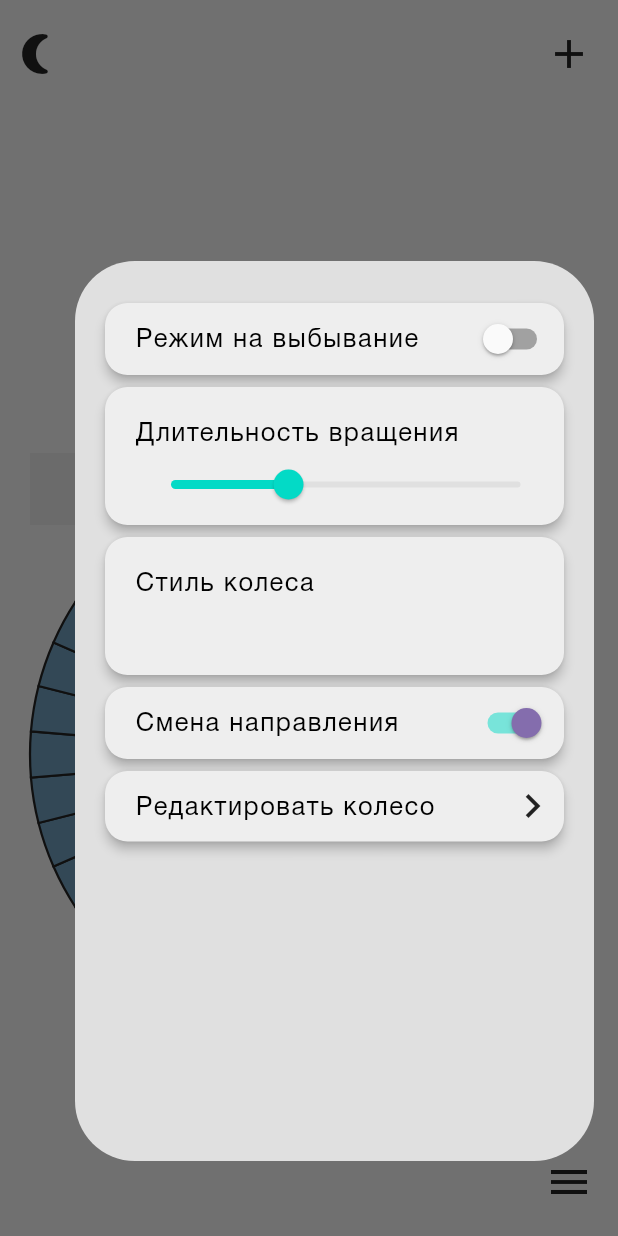
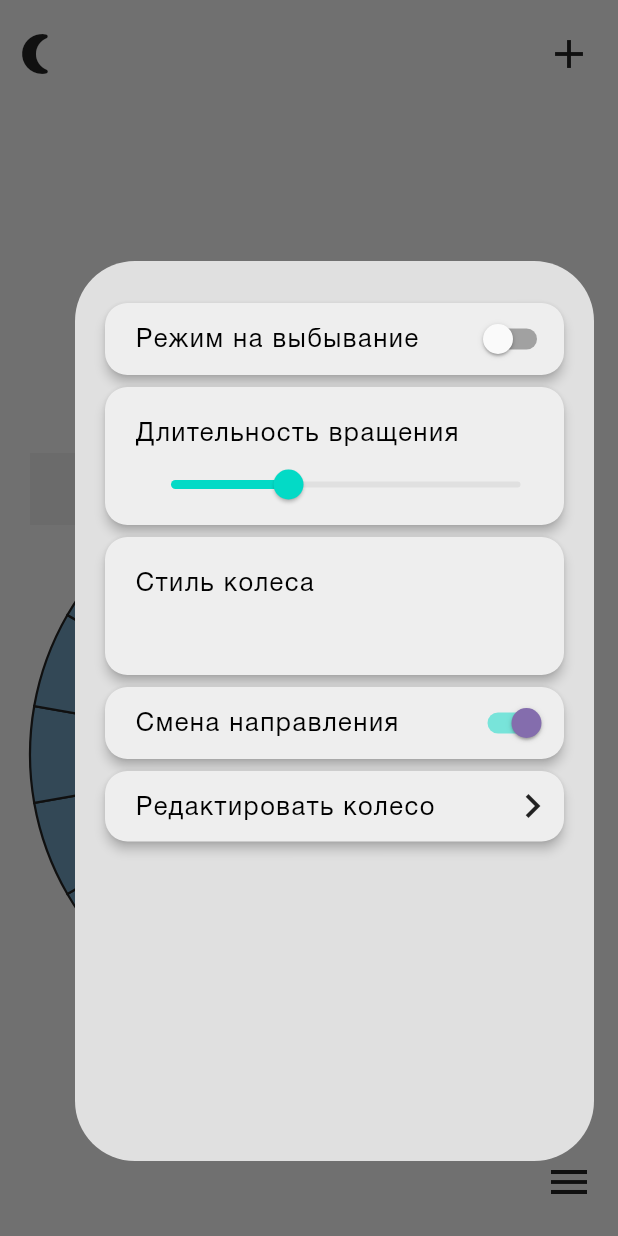
Before and after one commit to brntsv/wheel_auction, a Flutter app: the screen it shows after launch, after a tap on the "sunny" icon, after a tap on the "menu" icon, on a phone screen of 412 x 824 dp. Run offline on Flutter 3.47's test engine with Material 2 defaults, Android fonts, the phone set to English and light mode, and no system bars; our stand-ins replace shared_preferences.

Commit message:
refactor colors of wheel

```diff
--- a/lib/src/screens/main_screen/wheel/wheel_widget.dart
+++ b/lib/src/screens/main_screen/wheel/wheel_widget.dart
@@ -25,88 +25,6 @@ class _WheelWidgetState extends State<WheelWidget>
   late WheelController wheelController;
   // bool _clockwise = true;
 
-  // final colors = <Color>[
-  //   Color((Random().nextDouble() * 0xFFFFFF).toInt()).withOpacity(0.5),
-  //   Color((Random().nextDouble() * 0xFFFFFF).toInt()).withOpacity(0.5),
-  //   Color((Random().nextDouble() * 0xFFFFFF).toInt()).withOpacity(0.5),
-  //   Color((Random().nextDouble() * 0xFFFFFF).toInt()).withOpacity(0.5),
-  //   Color((Random().nextDouble() * 0xFFFFFF).toInt()).withOpacity(0.5),
-  //   Color((Random().nextDouble() * 0xFFFFFF).toInt()).withOpacity(0.5),
-  //   Color((Random().nextDouble() * 0xFFFFFF).toInt()).withOpacity(0.5),
-  //   Color((Random().nextDouble() * 0xFFFFFF).toInt()).withOpacity(0.5),
-  //   Color((Random().nextDouble() * 0xFFFFFF).toInt()).withOpacity(0.5),
-  //   Color((Random().nextDouble() * 0xFFFFFF).toInt()).withOpacity(0.5),
-  //   Color((Random().nextDouble() * 0xFFFFFF).toInt()).withOpacity(0.5),
-  //   Color((Random().nextDouble() * 0xFFFFFF).toInt()).withOpacity(0.5),
-  //   Color((Random().nextDouble() * 0xFFFFFF).toInt()).withOpacity(0.5),
-  //   Color((Random().nextDouble() * 0xFFFFFF).toInt()).withOpacity(0.5),
-  //   Color((Random().nextDouble() * 0xFFFFFF).toInt()).withOpacity(0.5),
-  //   Color((Random().nextDouble() * 0xFFFFFF).toInt()).withOpacity(0.5),
-  //   Color((Random().nextDouble() * 0xFFFFFF).toInt()).withOpacity(0.5),
-  //   Color((Random().nextDouble() * 0xFFFFFF).toInt()).withOpacity(0.5),
-  //   Color((Random().nextDouble() * 0xFFFFFF).toInt()).withOpacity(0.5),
-  //   Color((Random().nextDouble() * 0xFFFFFF).toInt()).withOpacity(0.5),
-  //   Color((Random().nextDouble() * 0xFFFFFF).toInt()).withOpacity(0.5),
-  //   Color((Random().nextDouble() * 0xFFFFFF).toInt()).withOpacity(0.5),
-  //   Color((Random().nextDouble() * 0xFFFFFF).toInt()).withOpacity(0.5),
-  //   Color((Random().nextDouble() * 0xFFFFFF).toInt()).withOpacity(0.5),
-  //   Color((Random().nextDouble() * 0xFFFFFF).toInt()).withOpacity(0.5),
-  //   Color((Random().nextDouble() * 0xFFFFFF).toInt()).withOpacity(0.5),
-  //   Color((Random().nextDouble() * 0xFFFFFF).toInt()).withOpacity(0.5),
-  //   Color((Random().nextDouble() * 0xFFFFFF).toInt()).withOpacity(0.5),
-  //   Color((Random().nextDouble() * 0xFFFFFF).toInt()).withOpacity(0.5),
-  //   Color((Random().nextDouble() * 0xFFFFFF).toInt()).withOpacity(0.5),
-  //   Color((Random().nextDouble() * 0xFFFFFF).toInt()).withOpacity(0.5),
-  //   Color((Random().nextDouble() * 0xFFFFFF).toInt()).withOpacity(0.5),
-  //   Color((Random().nextDouble() * 0xFFFFFF).toInt()).withOpacity(0.5),
-  //   Color((Random().nextDouble() * 0xFFFFFF).toInt()).withOpacity(0.5),
-  //   Color((Random().nextDouble() * 0xFFFFFF).toInt()).withOpacity(0.5),
-  //   Color((Random().nextDouble() * 0xFFFFFF).toInt()).withOpacity(0.5),
-  //   Color((Random().nextDouble() * 0xFFFFFF).toInt()).withOpacity(0.5),
-  //   Color((Random().nextDouble() * 0xFFFFFF).toInt()).withOpacity(0.5),
-  // ];
-
-  final colorsWheel = <Color>[
-    const Color(0xFF00B6AC),
-    const Color(0xFF4A91AE),
-    const Color(0xFF63C575),
-    const Color(0xFFF85842),
-    const Color(0xFF5D60E2),
-    const Color(0xFFE58221),
-    const Color(0xFF966062),
-    const Color(0xFF7DAEE8),
-    const Color(0xFF6690AD),
-    const Color(0xFF2A8BEA),
-    const Color(0xFFE385CF),
-    const Color(0xFFE35182),
-    const Color(0xFF36B5E9),
-    const Color(0xFF355F56),
-    const Color(0xFF375F4E),
-    const Color(0xFF519CC0),
-    const Color(0xFFD17175),
-    const Color(0xFFB062E7),
-    const Color(0xFFABCC9E),
-    const Color(0xFF80C18B),
-    const Color(0xFF717FF6),
-    const Color(0xFF7c9f30),
-    const Color(0xFFC3747F),
-    const Color(0xFFEA5461),
-    const Color(0xFFB87DC8),
-    const Color(0xFF978FBC),
-    const Color(0xFFDF5F56),
-    const Color(0xFFF3BF41),
-    const Color(0xFFFFCE24),
-    const Color(0xFFEA631D),
-    const Color(0xFFE33055),
-    const Color(0xFF0085CB),
-    const Color(0xFF275483),
-    const Color(0xFF3CB787),
-    const Color(0xFF80A649),
-    const Color(0xFFE3904C),
-    const Color(0xFFC94D51),
-    const Color(0xFF5B4749),
-  ];
-
   final text = <String>[
     'Кишлак',
     'Нойз МС',
@@ -126,26 +44,6 @@ class _WheelWidgetState extends State<WheelWidget>
     'Моргенштерн',
     'Кишлак',
     'Нойз МС',
-    'boulevard depo',
-    'Букер',
-    'ssshhhiiittt',
-    'plaksasadsa',
-    'Дурик',
-    'тима ищет свет',
-    'Свидание',
-    'Галантерея',
-    'Пирокинезис',
-    'i61',
-    'Шизоид',
-    'СЕРЕГА ПИРАТ',
-    'Чудик',
-    'Моргенштерн',
-    'Пирокинезис',
-    'i61',
-    'Шизоид',
-    'СЕРЕГА ПИРАТ',
-    'Чудик',
-    'Моргенштерн',
   ];
 
   // final weight = <double>[
@@ -196,9 +94,8 @@ class _WheelWidgetState extends State<WheelWidget>
 
     // инициализация контроллера
     final group = WheelGroup.uniform(
-      colorsWheel.length,
-      colorBuilder: colorsWheel,
-      //colorsWheel[Random().nextInt(colorsWheel.length)],
+      text.length,
+      colorBuilder: AppColors.colorsWheel,
       textBuilder: text.elementAt,
       // weightBuilder: weight.elementAt,
     );
--- a/lib/src/theme/app_theme.dart
+++ b/lib/src/theme/app_theme.dart
@@ -70,6 +70,47 @@ abstract class AppColors {
   static const backgroundLight = Color(0xFFE0E0E0);
   static const primaryLight = Color(0xFFEEEEEE);
   static const cardLight = Color(0xFFEEEEEE);
+
+  static const colorsWheel = <Color>[
+    Color(0xFF00B6AC),
+    Color(0xFF4A91AE),
+    Color(0xFF63C575),
+    Color(0xFFF85842),
+    Color(0xFF5D60E2),
+    Color(0xFFE58221),
+    Color(0xFF966062),
+    Color(0xFF7DAEE8),
+    Color(0xFF6690AD),
+    Color(0xFF2A8BEA),
+    Color(0xFFE385CF),
+    Color(0xFFE35182),
+    Color(0xFF36B5E9),
+    Color(0xFF355F56),
+    Color(0xFF375F4E),
+    Color(0xFF519CC0),
+    Color(0xFFD17175),
+    Color(0xFFB062E7),
+    Color(0xFFABCC9E),
+    Color(0xFF80C18B),
+    Color(0xFF717FF6),
+    Color(0xFF7c9f30),
+    Color(0xFFC3747F),
+    Color(0xFFEA5461),
+    Color(0xFFB87DC8),
+    Color(0xFF978FBC),
+    Color(0xFFDF5F56),
+    Color(0xFFF3BF41),
+    Color(0xFFFFCE24),
+    Color(0xFFEA631D),
+    Color(0xFFE33055),
+    Color(0xFF0085CB),
+    Color(0xFF275483),
+    Color(0xFF3CB787),
+    Color(0xFF80A649),
+    Color(0xFFE3904C),
+    Color(0xFFC94D51),
+    Color(0xFF5B4749),
+  ];
 }
 
 /// Цвета для колеса
```
